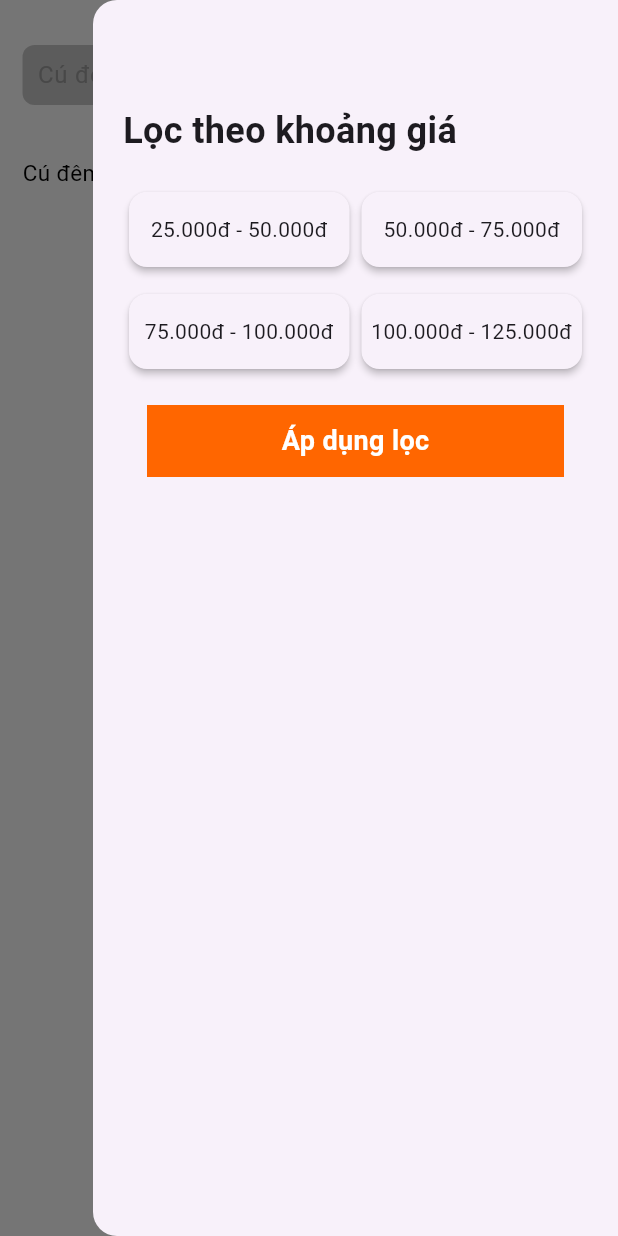
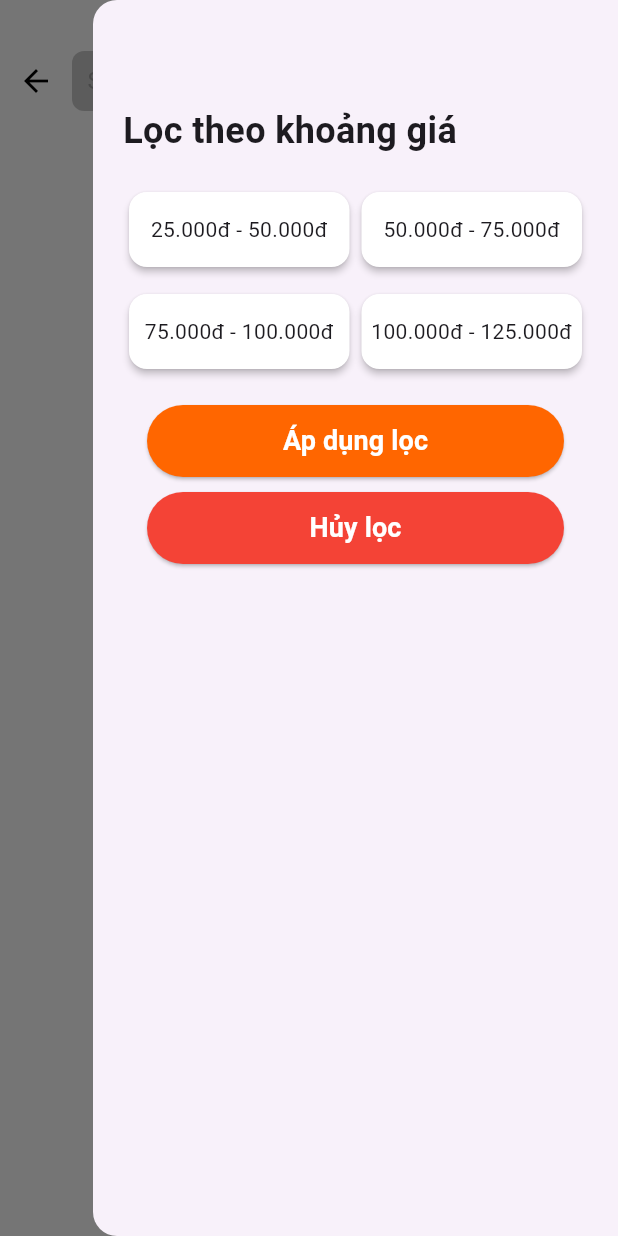
Before and after one commit to Project-1-App-order/FE-APP, a Flutter app: the SearchScreen screen opened directly, with the side drawer open, on a phone screen of 412 x 824 dp. Run offline on Flutter 3.47's test engine with Material 3 defaults, Android fonts, the phone set to English and light mode, and no system bars; our stand-ins replace battery_plus, bloc, connectivity_plus, equatable, flutter_bloc, flutter_otp_text_field and 3 more; accounts and stored records are empty; network calls fail.

Commit message:
Search And Filter

```diff
--- a/lib/main.dart
+++ b/lib/main.dart
@@ -2,6 +2,7 @@ import 'package:flutter/material.dart';
 import 'package:flutter_bloc/flutter_bloc.dart';
 import 'package:project_1_btl/blocs/Login/LoginBloc.dart';
 import 'package:project_1_btl/blocs/Register/RegisterBloc.dart'; // Import RegisterBloc
+import 'package:project_1_btl/network/NetworkAwareWidget.dart';
 import 'package:project_1_btl/repository/AuthRepository.dart';
 import 'package:project_1_btl/screen/Login/LoginScreen.dart';
 import 'package:project_1_btl/services/AuthService.dart';
@@ -34,7 +35,7 @@ class MyApp extends StatelessWidget {
           colorScheme: ColorScheme.fromSeed(seedColor: Colors.deepPurple),
           useMaterial3: true,
         ),
-        home: LoginScreen(), // or RegisterScreen if needed
+        home: const NetworkAwareWidget(), // or RegisterScreen if needed
       ),
     );
   }
--- a/lib/model/Category.dart
+++ b/lib/model/Category.dart
@@ -17,6 +17,7 @@ class Category {
     this.foods,
   });
 
+
   factory Category.fromJson(Map<String, dynamic> json) {
     return Category(
       id: json['\$id'] as String,
@@ -28,4 +29,5 @@ class Category {
       foods: json['foods'] as String?,              // Cast to nullable String
     );
   }
+
 }
--- a/lib/repository/FoodRepository.dart
+++ b/lib/repository/FoodRepository.dart
@@ -56,4 +56,10 @@ class FoodRepository {
   Future<Food> getDetailFoodById(String foodId) async {
     return await _foodService.getDetailFoodById(foodId);
   }
+  Future<List<Food>> getFoodByName(String foodName) async {
+    return await _foodService.getDetailFoodByName(foodName);
+  }
+  Future<List<Food>> getFoodByNameAndFilter(String foodName, int startPrice, int endPrice) async {
+    return await _foodService.getDetailFoodByNameAndFilter(foodName, startPrice, endPrice);
+  }
 }
--- a/lib/screen/Main/MainScreen.dart
+++ b/lib/screen/Main/MainScreen.dart
@@ -5,7 +5,7 @@ import 'package:project_1_btl/screen/Main/CategoryScreen.dart';
 import 'package:project_1_btl/screen/Main/HomeScreen.dart';
 import 'package:project_1_btl/screen/Main/ProfileScreen.dart';
 import 'package:project_1_btl/utils/constants.dart'; // Giả sử bạn đã định nghĩa ColorApp.brightOrangeColor ở đây
-
+import 'package:project_1_btl/model/Category.dart' as app;
 class MainScreen extends StatefulWidget {
   const MainScreen({super.key});
 
--- a/lib/screen/Search/SearchScreens.dart
+++ b/lib/screen/Search/SearchScreens.dart
@@ -1,10 +1,13 @@
 import 'package:flutter/material.dart';
+import 'package:project_1_btl/model/Food.dart';
+import 'package:project_1_btl/repository/FoodRepository.dart';
 import 'package:project_1_btl/screen/Main/MainScreen.dart';
-import 'package:project_1_btl/screen/item/ItemFoodSearch.dart';
+import 'package:project_1_btl/screen/item/ItemFood.dart';
+import 'package:project_1_btl/services/FoodService.dart';
 import 'package:project_1_btl/utils/constants.dart';
 import 'package:project_1_btl/widgets/CustomTextField.dart';
 import 'package:project_1_btl/widgets/MyText.dart';
-import 'package:project_1_btl/widgets/FilterDrawer.dart'; // Nhập widget FilterDrawer
+import 'package:project_1_btl/widgets/FilterDrawer.dart';
 
 class SearchScreen extends StatefulWidget {
   const SearchScreen({super.key});
@@ -16,8 +19,12 @@ class SearchScreen extends StatefulWidget {
 class _SearchScreenState extends State<SearchScreen> {
   final TextEditingController _searchController = TextEditingController();
   bool _isFiltering = false;
+  bool _isSearching = false;
   final GlobalKey<ScaffoldState> _scaffoldKey = GlobalKey<ScaffoldState>();
-
+  final FoodRepository _foodRepository = FoodRepository(FoodService());
+  Future<List<Food>>? _searchResults;
+  int? _selectedStartPrice;
+  int? _selectedEndPrice;
 
   @override
   void initState() {
@@ -29,42 +36,77 @@ class _SearchScreenState extends State<SearchScreen> {
     });
   }
 
-  @override
-  void dispose() {
-    _searchController.dispose();
-    super.dispose();
+  void _performSearch() {
+    setState(() {
+      _isSearching = true;
+      if (_selectedStartPrice != null && _selectedEndPrice != null) {
+        print('Searching with filter: ${_searchController.text} - $_selectedStartPrice - $_selectedEndPrice');
+        // When price filter is applied
+        _searchResults = _foodRepository.getFoodByNameAndFilter(
+          _searchController.text,
+          _selectedStartPrice!,
+          _selectedEndPrice!,
+        );
+      } else {
+        // When only searching by name
+        _searchResults = _foodRepository.getFoodByName(_searchController.text);
+        print('Searching with filter: ${_searchController.text}');
+      }
+    });
   }
 
-  // Hàm để mở Right Drawer Menu
   void _openFilterMenu() {
-    _scaffoldKey.currentState?.openEndDrawer(); // Mở EndDrawer
+    _scaffoldKey.currentState?.openEndDrawer();
+  }
+
+  void _updatePriceFilter(int? startPrice, int? endPrice) {
+    setState(() {
+      _selectedStartPrice = startPrice;
+      _selectedEndPrice = endPrice;
+    });
+
+    String searchText = _searchController.text; // Lưu giá trị trước khi tìm kiếm
+
+    _performSearch();
+
+    // Nếu cần, có thể gán lại giá trị cho _searchController
+    _searchController.text = searchText;
   }
 
   @override
   Widget build(BuildContext context) {
-
     final size = MediaQuery.of(context).size;
 
     return Scaffold(
-      key: _scaffoldKey, // Đặt GlobalKey cho Scaffold
+      key: _scaffoldKey,
       backgroundColor: Colors.white,
       body: Column(
         crossAxisAlignment: CrossAxisAlignment.start,
         children: [
           Padding(
-            padding: const EdgeInsets.only(left: 15, right: 15, top: 30, bottom: 10),
+            padding: const EdgeInsets.only(left: 0, right: 15, top: 30, bottom: 10),
             child: Row(
               children: [
+                IconButton(
+                  icon: Icon(Icons.arrow_back, color: Colors.black),
+                  onPressed: (){
+                    Navigator.pop(context);
+                  },
+                ),
                 Expanded(
-                  flex: 9,
+                  flex: 7,
                   child: CustomTextField(
                     controller: _searchController,
-                    hintText: "Cú đêm không lo phí ship",
+                    hintText: "Search food",
                     iconSize: 10,
                     hintColor: Colors.grey,
                     background: Color(0xffc9c9c9),
                     height: 40,
                   ),
+                ),
+                IconButton(
+                  icon: Icon(Icons.search, color: ColorApp.brightOrangeColor),
+                  onPressed: _performSearch,
                 ),
                 SizedBox(width: 15),
                 Expanded(
@@ -72,7 +114,7 @@ class _SearchScreenState extends State<SearchScreen> {
                   child: InkWell(
                     onTap: () {
                       if (_isFiltering) {
-                        _openFilterMenu(); // Gọi hàm mở menu lọc
+                        _openFilterMenu();
                       } else {
                         Navigator.push(context, MaterialPageRoute(builder: (context) => MainScreen()));
                       }
@@ -88,24 +130,36 @@ class _SearchScreenState extends State<SearchScreen> {
               ],
             ),
           ),
-          Padding(
-            padding: const EdgeInsets.only(left: 15, right: 15, top: 10, bottom: 10),
-            child: Row(
-              mainAxisAlignment: MainAxisAlignment.spaceBetween,
-              children: [
-                MyText(text: "Cú đêm không lo phí ship", size: 15, color: Colors.black, weight: FontWeight.w300),
-                Container(
-                  height: 50,
-                  decoration: BoxDecoration(shape: BoxShape.rectangle),
-                  child: Image.asset("assets/images/image_food.jpg", width: 70, height: 40),
-                ),
-              ],
-            ),
+          Expanded(
+            child: _isSearching
+                ? FutureBuilder<List<Food>>(
+              future: _searchResults,
+              builder: (context, snapshot) {
+                if (snapshot.connectionState == ConnectionState.waiting) {
+                  return Center(child: CircularProgressIndicator());
+                } else if (snapshot.hasError) {
+                  return Center(child: Text('Error: ${snapshot.error}'));
+                } else if (!snapshot.hasData || snapshot.data!.isEmpty) {
+                  return Center(child: Text('No results found.'));
+                } else {
+                  final foods = snapshot.data!;
+                  return ListView.builder(
+                    itemCount: foods.length,
+                    itemBuilder: (context, index) {
+                      final food = foods[index];
+                      return ItemFood(size: size, food: food);
+                    },
+                  );
+                }
+              },
+            )
+                : Center(child: Text('Enter a search term to find food items.')),
           ),
-
         ],
       ),
-      endDrawer: const FilterDrawer(), // Sử dụng FilterDrawer
+      endDrawer: FilterDrawer(
+        onApplyFilter: _updatePriceFilter,
+      ),
     );
   }
 }
--- a/lib/screen/detail/DetailFoodScreen.dart
+++ b/lib/screen/detail/DetailFoodScreen.dart
@@ -37,7 +37,7 @@ class DetailFoodScreen extends StatelessWidget {
                       Container(
                         height: 350,
                         child: Hero(
-                          tag: foodId, // Đảm bảo tag là duy nhất
+                          tag: "image", // Đảm bảo tag là duy nhất
                           child: Image.network(
                             food.images[0].isNotEmpty
                                 ? food.images[0]
--- a/lib/screen/item/ItemFood.dart
+++ b/lib/screen/item/ItemFood.dart
@@ -20,7 +20,7 @@ class ItemFood extends StatelessWidget {
             Padding(
               padding: const EdgeInsets.only(bottom: 10),
               child: Hero(
-                tag: food.foodId, // Cùng tag với ảnh lớn để tạo hiệu ứng chuyển tiếp
+                tag: "image", // Cùng tag với ảnh lớn để tạo hiệu ứng chuyển tiếp
                 child: Image.network(
                   food.images[0],
                   width: 80,
--- a/lib/services/FoodService.dart
+++ b/lib/services/FoodService.dart
@@ -28,7 +28,7 @@ class FoodService {
   }
 
   Future<List<Food>> fetchFoodsByCategory(String categoryId) async {
-    final url = '$_baseUrl/GetFoodsByCategory?categoryId=$categoryId';
+    final url = '$_baseUrl/FIlterGetFoods?categoryId=$categoryId';
     final response = await http.get(Uri.parse(url));
 
     if (response.statusCode == 200) {
@@ -42,7 +42,7 @@ class FoodService {
 
   // New method to get food details by foodId
   Future<Food> getDetailFoodById(String foodId) async {
-    final url = '$_baseUrl/GetFoodsByFoodId?foodId=$foodId';
+    final url = '$_baseUrl/FIlterGetFoods?foodId=$foodId';
     final response = await http.get(Uri.parse(url));
 
     if (response.statusCode == 200) {
@@ -53,4 +53,30 @@ class FoodService {
       throw Exception('Failed to load food details');
     }
   }
+
+  Future<List<Food>> getDetailFoodByName(String foodName) async {
+    final url = '$_baseUrl/FIlterGetFoods?foodName=$foodName';
+    final response = await http.get(Uri.parse(url));
+
+    if (response.statusCode == 200) {
+      final data = json.decode(response.body);
+      List<dynamic> foodsJson = data['result']['\$values'];
+      return foodsJson.map((json) => Food.fromJson(json)).toList();
+    } else {
+      throw Exception('Failed to load food details');
+    }
+  }
+
+  Future<List<Food>> getDetailFoodByNameAndFilter(String foodName, int startPrice, int endPrice) async {
+    final url = '$_baseUrl/FIlterGetFoods?FoodName=$foodName&StartPrice=$startPrice&EndPrice=$endPrice';
+    final response = await http.get(Uri.parse(url));
+
+    if (response.statusCode == 200) {
+      final data = json.decode(response.body);
+      List<dynamic> foodsJson = data['result']['\$values'];
+      return foodsJson.map((json) => Food.fromJson(json)).toList();
+    } else {
+      throw Exception('Failed to load food details');
+    }
+  }
 }
--- a/lib/widgets/FilterDrawer.dart
+++ b/lib/widgets/FilterDrawer.dart
@@ -1,11 +1,18 @@
-// FilterDrawer.dart
 import 'package:flutter/material.dart';
 import 'package:project_1_btl/utils/constants.dart';
-import 'package:project_1_btl/widgets/MyButton.dart';
 
-class FilterDrawer extends StatelessWidget {
+class FilterDrawer extends StatefulWidget {
+  final Function(int? startPrice, int? endPrice) onApplyFilter;
 
-  const FilterDrawer({Key? key}) : super(key: key);
+  const FilterDrawer({Key? key, required this.onApplyFilter}) : super(key: key);
+
+  @override
+  _FilterDrawerState createState() => _FilterDrawerState();
+}
+
+class _FilterDrawerState extends State<FilterDrawer> {
+  int? selectedStartPrice;
+  int? selectedEndPrice;
 
   @override
   Widget build(BuildContext context) {
@@ -16,26 +23,26 @@ class FilterDrawer extends StatelessWidget {
         child: Column(
           crossAxisAlignment: CrossAxisAlignment.start,
           children: [
-            SizedBox(height: 50,),
+            SizedBox(height: 50),
             Text(
               'Lọc theo khoảng giá',
               style: TextStyle(fontSize: 24, fontWeight: FontWeight.bold),
             ),
             SizedBox(height: 20),
-            // Phần lọc giá
+            // Price filtering section
             Row(
               mainAxisAlignment: MainAxisAlignment.spaceBetween,
               children: [
-                _PriceOption("25.000đ - 50.000đ"),
-                _PriceOption("50.000đ - 75.000đ"),
+                _PriceOption("25.000đ - 50.000đ", 25000, 50000),
+                _PriceOption("50.000đ - 75.000đ", 50000, 75000),
               ],
             ),
             SizedBox(height: 10),
             Row(
               mainAxisAlignment: MainAxisAlignment.spaceBetween,
               children: [
-                _PriceOption("75.000đ - 100.000đ"),
-                _PriceOption("100.000đ - 125.000đ"),
+                _PriceOption("75.000đ - 100.000đ", 75000, 100000),
+                _PriceOption("100.000đ - 125.000đ", 100000, 125000),
               ],
             ),
             SizedBox(height: 20),
@@ -43,45 +50,77 @@ class FilterDrawer extends StatelessWidget {
               padding: const EdgeInsets.symmetric(horizontal: 16.0),
               child: SizedBox(
                 width: double.infinity,
-                // Nút rộng 100% màn hình
                 height: 48,
-
-                child: Container(
-                  width: 120,
-                  // Nút rộng 100% màn hình
-                  height: 48,
-                  // Chiều cao của nút cố định
-                  decoration: BoxDecoration(
-                    color: ColorApp.brightOrangeColor, // Màu nền của nút
-                    borderRadius:
-                    BorderRadius.zero, // Bỏ bo góc để tạo thành hình chữ nhật
+                child: ElevatedButton(
+                  onPressed: () {
+                    if (selectedStartPrice != null && selectedEndPrice != null) {
+                      widget.onApplyFilter(selectedStartPrice!, selectedEndPrice!);
+                      Navigator.of(context).pop();
+                    }
+                  },
+                  style: ElevatedButton.styleFrom(
+                    backgroundColor: ColorApp.brightOrangeColor,
                   ),
-                  alignment: Alignment.center,
-                  // Căn giữa nội dung bên trong Container
                   child: Text(
                     "Áp dụng lọc",
                     style: const TextStyle(
-                      color: ColorApp.whiteColor, // Màu chữ của nút
+                      color: ColorApp.whiteColor,
                       fontSize: 18,
-                      fontWeight: FontWeight.w600, // Sử dụng font tùy chỉnh
+                      fontWeight: FontWeight.w600,
                     ),
                   ),
                 ),
               ),
-            )
+            ),
+            SizedBox(height: 10),
+            Padding(
+              padding: const EdgeInsets.symmetric(horizontal: 16.0),
+              child: SizedBox(
+                width: double.infinity,
+                height: 48,
+                child: ElevatedButton(
+                  onPressed: () {
+                    // Hủy lọc
+                    setState(() {
+                      selectedStartPrice = null;
+                      selectedEndPrice = null;
+                    });
+                    widget.onApplyFilter(null, null); // Gọi lại để hủy bộ lọc
+                    Navigator.of(context).pop(); // Đóng drawer
+                  },
+                  style: ElevatedButton.styleFrom(
+                    backgroundColor: Colors.red, // Màu đỏ cho nút hủy
+                  ),
+                  child: Text(
+                    "Hủy lọc",
+                    style: const TextStyle(
+                      color: Colors.white,
+                      fontSize: 18,
+                      fontWeight: FontWeight.w600,
+                    ),
+                  ),
+                ),
+              ),
+            ),
           ],
         ),
       ),
     );
   }
 
-  Widget _PriceOption(String title) {
+  Widget _PriceOption(String title, int startPrice, int endPrice) {
+    bool isSelected = (selectedStartPrice == startPrice && selectedEndPrice == endPrice);
+
     return Expanded(
       child: Card(
-        elevation: 2,
+        elevation: isSelected ? 4 : 2,
+        color: isSelected ? ColorApp.brightOrangeColor.withOpacity(0.2) : Colors.white,
         child: InkWell(
           onTap: () {
-            // Thực hiện hành động khi nhấn vào ô giá
+            setState(() {
+              selectedStartPrice = startPrice;
+              selectedEndPrice = endPrice;
+            });
             print('Lọc theo $title');
           },
           child: Container(
```
Also changed, not shown: lib/network/NetworkAwareWidget.dart (added, +163 -0 lines), lib/screen/Main/CategoryHomeScreen.dart (added, +52 -0 lines), lib/screen/Main/CategoryScreen.dart (+7 -1 lines), lib/screen/Main/HomeScreen.dart (+15 -2 lines), lib/widgets/MyAppBar.dart (+9 -1 lines), pubspec.yaml (+10 -0 lines), assets/images/cutlery.png (added), pubspec.lock, 34 other files.
